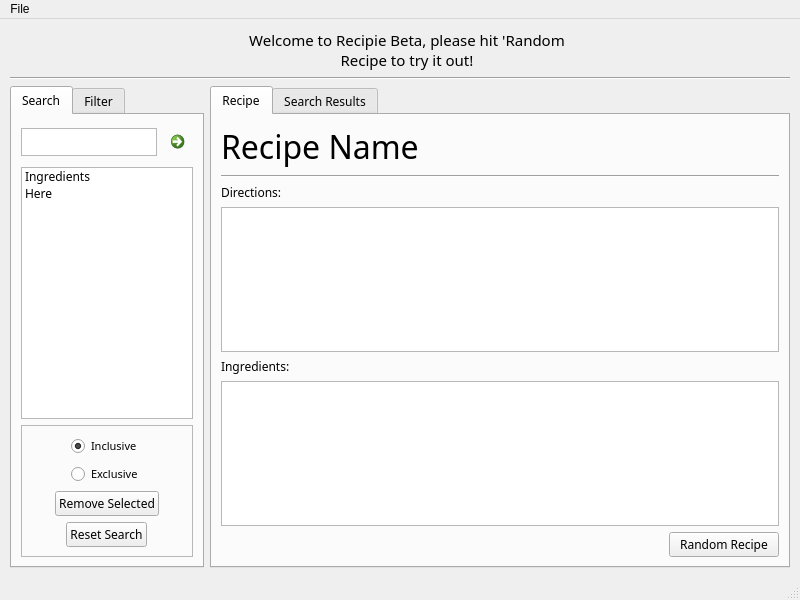
This is testing/recipie_test/mainwindow.ui in starshine-bcit/Recipie as Qt 5 draws it before an edit. The edited form follows.
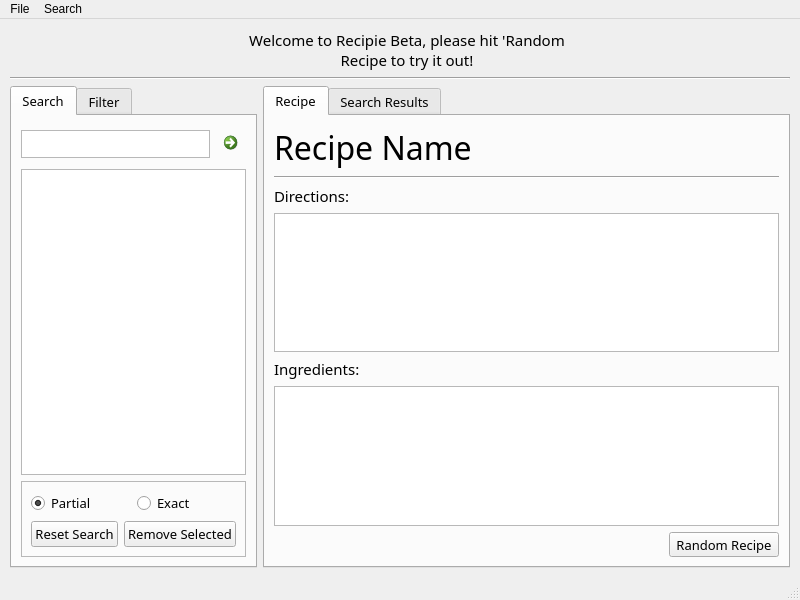
This is the edited form. Icons and pictures are not drawn.

Commit message: Refactor font choices and squish together UI

```diff
--- a/testing/recipie_test/mainwindow.ui
+++ b/testing/recipie_test/mainwindow.ui
@@ -159,7 +159,9 @@
        <widget class="QTabWidget" name="tabWidgetSearch">
         <property name="font">
          <font>
-          <family>Source Code Pro</family>
+          <family>Source Sans Pro</family>
+          <pointsize>10</pointsize>
+          <bold>false</bold>
          </font>
         </property>
         <property name="currentIndex">
@@ -244,16 +246,6 @@
             <property name="selectionMode">
              <enum>QAbstractItemView::MultiSelection</enum>
             </property>
-            <item>
-             <property name="text">
-              <string>Ingredients</string>
-             </property>
-            </item>
-            <item>
-             <property name="text">
-              <string>Here</string>
-             </property>
-            </item>
            </widget>
           </item>
           <item>
@@ -262,52 +254,47 @@
              <enum>QFrame::StyledPanel</enum>
             </property>
             <property name="frameShadow">
-             <enum>QFrame::Raised</enum>
+             <enum>QFrame::Sunken</enum>
             </property>
-            <layout class="QVBoxLayout" name="verticalLayout_5" stretch="0,0,0,0">
-             <item alignment="Qt::AlignHCenter">
+            <layout class="QVBoxLayout" name="verticalLayout_5">
+             <item>
+              <layout class="QHBoxLayout" name="horizontalLayoutRadioHolder" stretch="1,1">
+               <item>
               <widget class="QRadioButton" name="radioButtonInclusive">
                <property name="font">
                 <font>
-                 <family>Source Code Pro</family>
-                 <pointsize>8</pointsize>
+                   <family>Source Sans Pro</family>
+                   <pointsize>10</pointsize>
+                   <bold>false</bold>
                 </font>
                </property>
                <property name="text">
-                <string>Inclusive</string>
+                  <string>Partial</string>
                </property>
                <property name="checked">
                 <bool>true</bool>
                </property>
               </widget>
              </item>
-             <item alignment="Qt::AlignHCenter">
+               <item>
               <widget class="QRadioButton" name="radioButtonExclusive">
                <property name="font">
                 <font>
-                 <family>Source Code Pro</family>
-                 <pointsize>8</pointsize>
+                   <family>Source Sans Pro</family>
+                   <pointsize>10</pointsize>
+                   <bold>false</bold>
                 </font>
                </property>
                <property name="text">
-                <string>Exclusive</string>
+                  <string>Exact</string>
                </property>
               </widget>
              </item>
-             <item alignment="Qt::AlignHCenter">
-              <widget class="QPushButton" name="pushButtonRemoveSelected">
-               <property name="sizePolicy">
-                <sizepolicy hsizetype="Fixed" vsizetype="Fixed">
-                 <horstretch>0</horstretch>
-                 <verstretch>0</verstretch>
-                </sizepolicy>
-               </property>
-               <property name="text">
-                <string>Remove Selected</string>
-               </property>
-              </widget>
+              </layout>
              </item>
-             <item alignment="Qt::AlignHCenter">
+             <item>
+              <layout class="QHBoxLayout" name="horizontalLayoutSearchButtonHolder" stretch="1,1">
+               <item>
               <widget class="QPushButton" name="pushButtonResetSearch">
                <property name="sizePolicy">
                 <sizepolicy hsizetype="Fixed" vsizetype="Fixed">
@@ -315,10 +302,39 @@
                  <verstretch>0</verstretch>
                 </sizepolicy>
                </property>
+                 <property name="font">
+                  <font>
+                   <family>Source Sans Pro</family>
+                   <pointsize>10</pointsize>
+                   <bold>false</bold>
+                  </font>
+                 </property>
                <property name="text">
                 <string>Reset Search</string>
                </property>
               </widget>
+               </item>
+               <item>
+                <widget class="QPushButton" name="pushButtonRemoveSelected">
+                 <property name="sizePolicy">
+                  <sizepolicy hsizetype="Fixed" vsizetype="Fixed">
+                   <horstretch>0</horstretch>
+                   <verstretch>0</verstretch>
+                  </sizepolicy>
+                 </property>
+                 <property name="font">
+                  <font>
+                   <family>Source Sans Pro</family>
+                   <pointsize>10</pointsize>
+                   <bold>false</bold>
+                  </font>
+                 </property>
+                 <property name="text">
+                  <string>Remove Selected</string>
+                 </property>
+                </widget>
+               </item>
+              </layout>
              </item>
             </layout>
            </widget>
@@ -383,7 +399,8 @@
        <widget class="QTabWidget" name="tabWidgetRecipe">
         <property name="font">
          <font>
-          <family>Source Code Pro</family>
+          <family>Source Sans Pro</family>
+          <pointsize>10</pointsize>
          </font>
         </property>
         <property name="currentIndex">
@@ -402,6 +419,7 @@
          <property name="font">
           <font>
            <family>Source Code Pro</family>
+           <pointsize>10</pointsize>
           </font>
          </property>
          <property name="focusPolicy">
@@ -433,7 +451,7 @@
             </property>
             <property name="font">
              <font>
-              <family>Source Code Pro</family>
+              <family>Source Serif Pro</family>
               <pointsize>24</pointsize>
              </font>
             </property>
@@ -465,7 +483,8 @@
             </property>
             <property name="font">
              <font>
-              <family>Source Code Pro</family>
+              <family>Source Serif Pro</family>
+              <pointsize>11</pointsize>
              </font>
             </property>
             <property name="text">
@@ -489,7 +508,8 @@
             </property>
             <property name="font">
              <font>
-              <family>Source Code Pro</family>
+              <family>Source Sans Pro</family>
+              <pointsize>11</pointsize>
              </font>
             </property>
            </widget>
@@ -504,7 +524,8 @@
             </property>
             <property name="font">
              <font>
-              <family>Source Code Pro</family>
+              <family>Source Serif Pro</family>
+              <pointsize>11</pointsize>
              </font>
             </property>
             <property name="text">
@@ -528,7 +549,8 @@
             </property>
             <property name="font">
              <font>
-              <family>Source Code Pro</family>
+              <family>Source Sans Pro</family>
+              <pointsize>11</pointsize>
              </font>
             </property>
            </widget>
@@ -570,7 +592,8 @@
               </property>
               <property name="font">
                <font>
-                <family>Source Code Pro</family>
+                <family>Source Sans Pro</family>
+                <pointsize>10</pointsize>
                </font>
               </property>
               <property name="toolTip">
@@ -631,7 +654,23 @@
     <addaction name="actionRandom"/>
     <addaction name="actionExit"/>
    </widget>
+   <widget class="QMenu" name="menuSearch">
+    <property name="title">
+     <string>Search</string>
+    </property>
+    <widget class="QMenu" name="menuSearch_Type">
+     <property name="title">
+      <string>Search Type</string>
+     </property>
+     <addaction name="actionPartial"/>
+     <addaction name="actionExact"/>
+    </widget>
+    <addaction name="actionReset_Search"/>
+    <addaction name="actionRemove_Selected"/>
+    <addaction name="menuSearch_Type"/>
+   </widget>
    <addaction name="menuFile"/>
+   <addaction name="menuSearch"/>
   </widget>
   <widget class="QStatusBar" name="statusbar"/>
   <action name="actionExit">
```
Left out of the diff: 52 changed lines with no effect on the pictures. Lines whose indentation alone changed are shown as unchanged. The commit also changes 2 other files.
